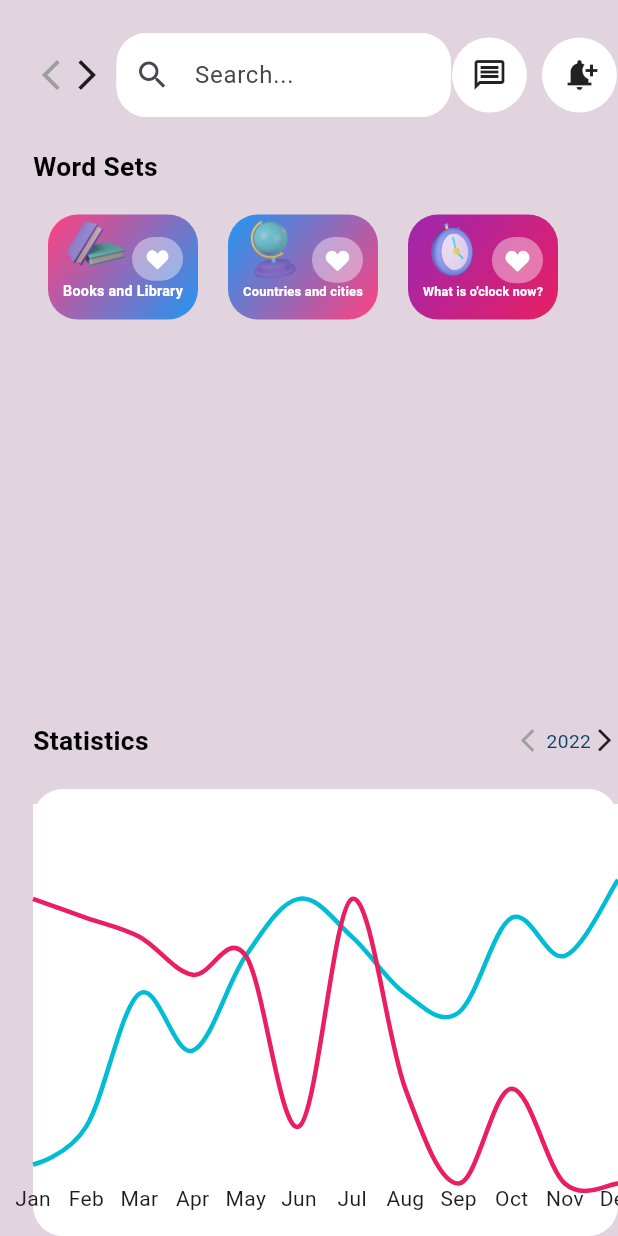
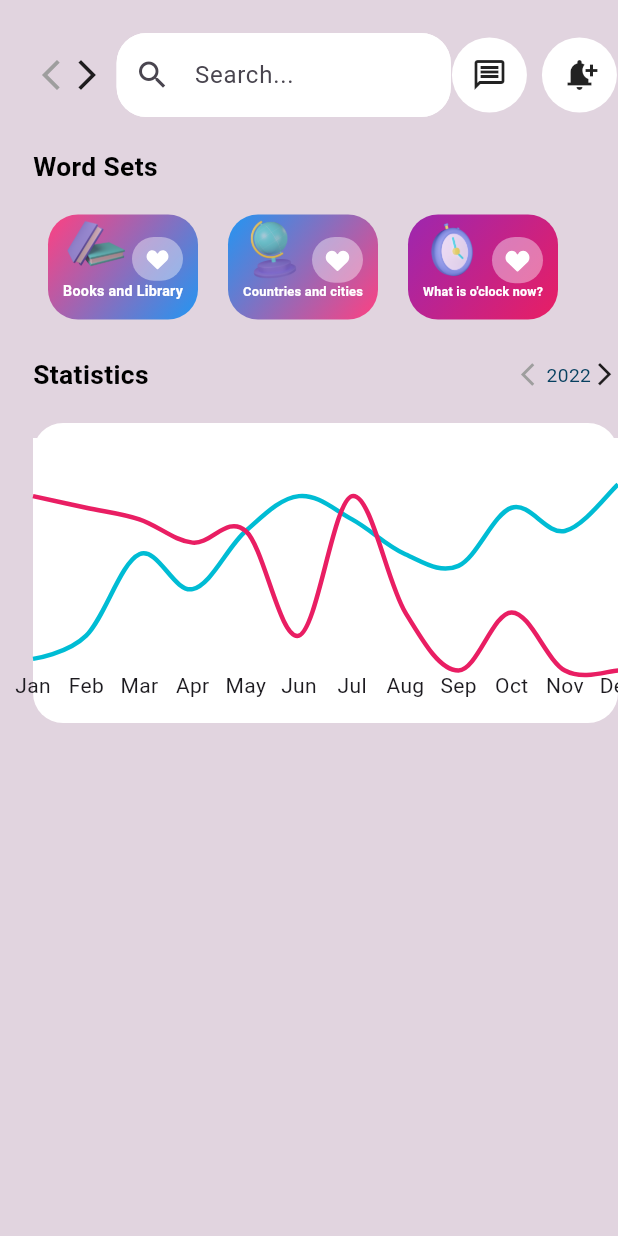
Before and after one commit to cshazem1/english_learning_platform, a Flutter app: the HeaderAndWordsAndStatistics widget shown alone on an empty page, opened directly, on a phone screen of 412 x 824 dp. Run offline on Flutter 3.47's test engine with Material 3 defaults, Android fonts, the phone set to English and light mode, and no system bars; drawn by our look-alikes of fl_chart; our stand-ins replace flutter_svg; Roboto replaces fonts that are missing (Montserrat).

Commit message:
mobile layout done done

```diff
--- a/lib/features/home/presentation/views/widgets/custom_card_info.dart
+++ b/lib/features/home/presentation/views/widgets/custom_card_info.dart
@@ -12,8 +12,7 @@ class CustomCardInfo extends StatelessWidget {
   Widget build(BuildContext context) {
     return const Column(
       children: [
-        Expanded(
-          child: Stack(
+        Stack(
           clipBehavior: Clip.none,
           children: [
             Positioned(
@@ -28,7 +27,6 @@ class CustomCardInfo extends StatelessWidget {
             ),
           ],
         ),
-        ),
       ],
     );
   }
--- a/lib/features/home/presentation/views/widgets/header_and_words_and_statistics.dart
+++ b/lib/features/home/presentation/views/widgets/header_and_words_and_statistics.dart
@@ -21,10 +21,9 @@ class HeaderAndWordsAndStatistics extends StatelessWidget {
           SizedBox(
             height: 20,
           ),
-          Expanded(child: WordSets()),
+          WordSets(),
           SizedBox(height: 8,),
-          Expanded(
-              child: Statistics()),
+          Statistics(),
           SizedBox(width: 8,)
         ],
       ),
--- a/lib/features/home/presentation/views/widgets/home_web_layout_view.dart
+++ b/lib/features/home/presentation/views/widgets/home_web_layout_view.dart
@@ -19,10 +19,11 @@ class HomeWebLayoutView extends StatelessWidget {
         ),
         Expanded(
           flex: 3,
-          child: HeaderAndWordsAndStatistics(),
+          child: SingleChildScrollView(child: HeaderAndWordsAndStatistics()),
         ),
+        SizedBox(width: 22,),
         Expanded(
-            child: CardInfoAndQuickStart())
+            child: SingleChildScrollView(child: CardInfoAndQuickStart()))
       ],
     );
   }
--- a/lib/features/home/presentation/views/widgets/quick_start.dart
+++ b/lib/features/home/presentation/views/widgets/quick_start.dart
@@ -18,9 +18,7 @@ class QuickStart extends StatelessWidget {
           "Quick Start",style: AppStyles.styleBold28(context),
         ),
         const SizedBox(height: 10,),
-        const Expanded(
-          child: QuickStartListView(),
-        ),
+        const QuickStartListView(),
       ],
     );
   }
--- a/lib/features/home/presentation/views/widgets/quick_start_list_view.dart
+++ b/lib/features/home/presentation/views/widgets/quick_start_list_view.dart
@@ -16,11 +16,11 @@ class QuickStartListView extends StatelessWidget {
   @override
   Widget build(BuildContext context) {
     return ListView.builder(
-
+shrinkWrap: true,
       itemCount:items.length ,
       itemBuilder: (context, index) {
         return  Padding(
-          padding:  EdgeInsets.only(left: (20+index*20), right: 20.0),
+          padding:  EdgeInsets.only(left: (index != 0 ? 20.0 : 0), right: 20.0),
           child: QuickStartItems(item: items[index]),);
       },
     );
--- a/lib/features/home/presentation/views/widgets/statistics.dart
+++ b/lib/features/home/presentation/views/widgets/statistics.dart
@@ -44,7 +44,9 @@ class Statistics extends StatelessWidget {
         const SizedBox(
           height: 20,
         ),
-        const Expanded(child: StatisticsChart())
+        ConstrainedBox(
+            constraints: const BoxConstraints(minHeight: 100,maxHeight: 200),
+            child: StatisticsChart())
       ],
     );
   }
--- a/lib/features/home/presentation/views/widgets/word_sets.dart
+++ b/lib/features/home/presentation/views/widgets/word_sets.dart
@@ -20,9 +20,7 @@ class WordSets extends StatelessWidget {
         const SizedBox(
           height: 20,
         ),
-        const Expanded(
-          child: WordSetsListView(),
-        )
+        WordSetsListView()
       ],
     );
   }
```
Also changed, not shown: lib/features/home/presentation/views/home_view.dart (+14 -1 lines), lib/features/home/presentation/views/widgets/cardInfo_and_quickStart.dart (+4 -3 lines), lib/features/home/presentation/views/widgets/home_mobile_layout_view.dart (added, +34 -0 lines), lib/features/home/presentation/views/widgets/quick_start_items.dart (+8 -3 lines). Lines whose indentation alone changed are shown as unchanged.
